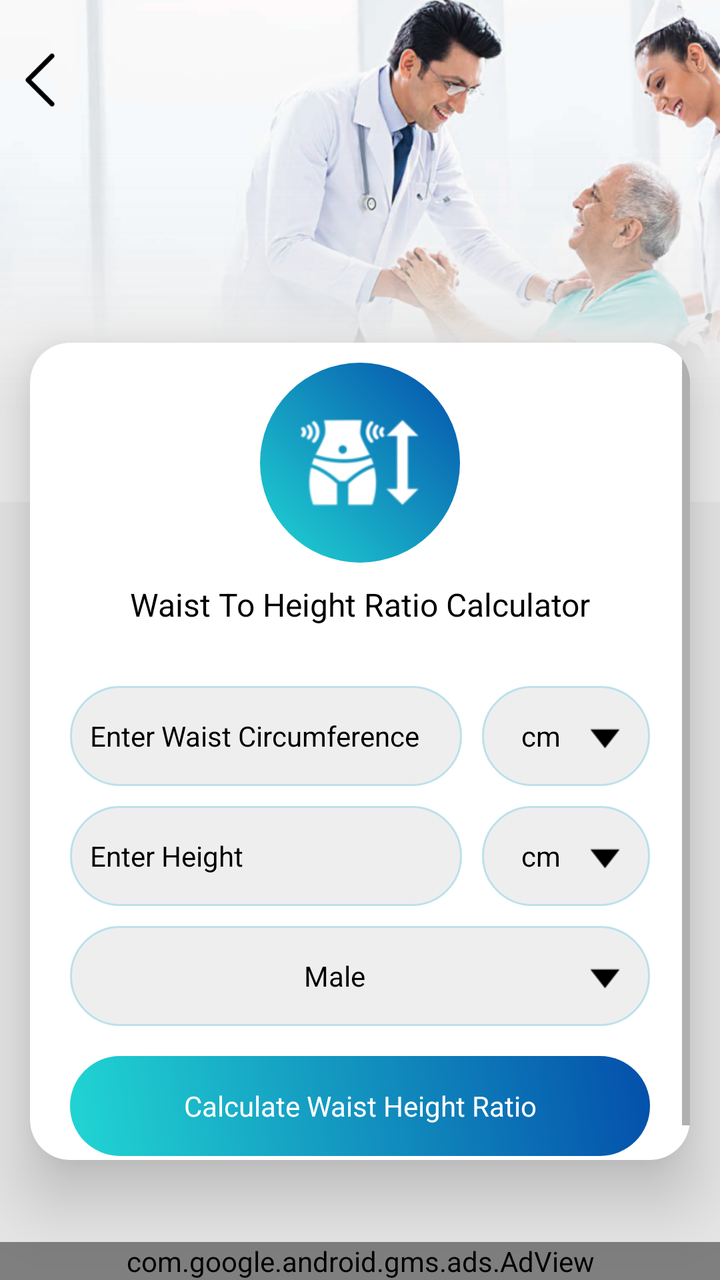
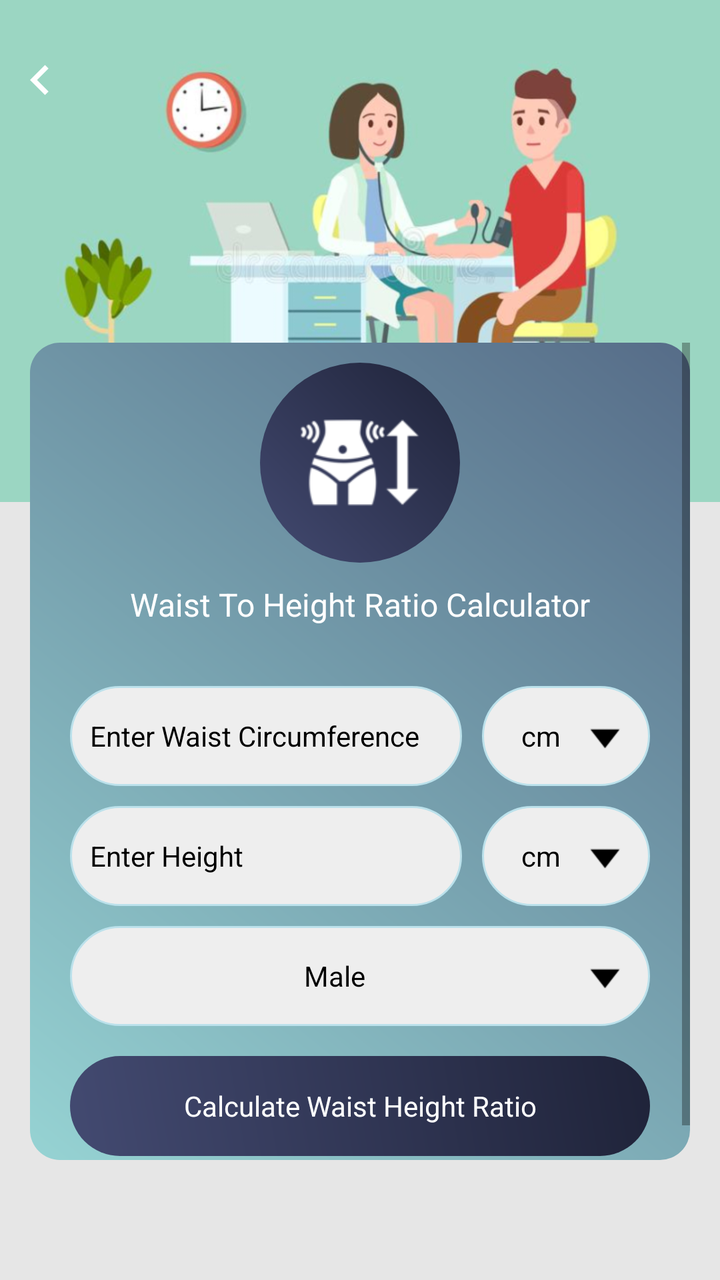

Screens rendered from an Android XML layout before and after an edit, with the pre-edit source and the edit as a unified diff.
<!-- AndroidManifest.xml: application theme AppTheme -->
<!-- res/layout/waist_height_ratio.xml -->
<?xml version="1.0" encoding="utf-8"?>
<RelativeLayout xmlns:android="http://schemas.android.com/apk/res/android"
    xmlns:aapt="http://schemas.android.com/aapt"
    xmlns:app="http://schemas.android.com/apk/res-auto"
    android:layout_width="match_parent"
    android:layout_height="match_parent"
    android:background="@color/gray_color"
    android:orientation="vertical">


    <RelativeLayout
        android:id="@+id/banner"
        android:layout_width="match_parent"
        android:layout_height="wrap_content"
        android:background="@mipmap/calculator_banner_2">

    </RelativeLayout>

    <ImageView
        android:id="@+id/iv_back"
        android:layout_width="40dp"
        android:layout_height="40dp"
        android:layout_alignParentLeft="true"
        android:layout_alignParentTop="true"
        android:layout_marginTop="20dp"
        android:padding="5dp"
        android:src="@mipmap/left_arrow" />


    <androidx.cardview.widget.CardView
        android:id="@+id/cardviewone"
        android:layout_marginBottom="60dp"
        android:layout_width="match_parent"
        android:layout_height="wrap_content"
        android:layout_below="@+id/banner"
        android:layout_marginLeft="@dimen/text_15"
        android:layout_marginTop="-80dp"
        android:layout_marginRight="@dimen/text_15"
        android:orientation="horizontal"
        app:cardCornerRadius="20dp"
        app:cardElevation="20dip">


        <ScrollView
            android:layout_width="match_parent"
            android:layout_height="wrap_content"
            android:layout_above="@+id/ad_layout"
            android:layout_below="@+id/tv_waist_height_ratio">

            <LinearLayout
                android:layout_width="match_parent"
                android:layout_height="wrap_content"
                android:orientation="vertical">

                <RelativeLayout
                    android:layout_width="match_parent"
                    android:layout_height="wrap_content"
                    android:layout_above="@+id/cardviewone"
                    android:layout_marginTop="10dp">

                    <RelativeLayout
                        android:id="@+id/rel12"
                        android:layout_width="100dp"
                        android:layout_height="100dp"
                        android:layout_centerInParent="true"
                        android:background="@drawable/a3_grad">

                        <ImageView
                            android:id="@+id/iv_waist_height_ratio"
                            android:layout_width="60dp"
                            android:layout_height="60dp"
                            android:layout_centerInParent="true"
                            android:layout_centerHorizontal="true"
                            android:src="@drawable/img_waist_to_height_ratio" />
                    </RelativeLayout>
                </RelativeLayout>


                <TextView
                    android:id="@+id/tv_waist_height_ratio"
                    android:layout_width="match_parent"
                    android:layout_height="wrap_content"
                    android:layout_below="@+id/rel12"
                    android:layout_centerHorizontal="true"
                    android:layout_margin="10dp"
                    android:text="@string/waist_height_ratio"
                    android:textAlignment="center"
                    android:textColor="@color/black"
                    android:textSize="@dimen/textsize_16" />


                <LinearLayout
                    android:id="@+id/ll_bmi"
                    android:layout_width="match_parent"
                    android:layout_height="wrap_content"
                    android:layout_centerInParent="true"
                    android:layout_margin="20dp"
                    android:orientation="vertical">

                    <LinearLayout
                        android:layout_width="match_parent"
                        android:layout_height="wrap_content"
                        android:layout_centerInParent="true"
                        android:orientation="horizontal"
                        android:weightSum="10">

                        <EditText
                            android:id="@+id/et_weight"
                            android:layout_width="0dp"
                            android:layout_height="50dp"
                            android:layout_weight="7"
                            android:background="@drawable/corner2"
                            android:hint="@string/enter_waist"
                            android:imeOptions="actionNext"
                            android:inputType="numberDecimal"
                            android:maxLength="8"
                            android:paddingLeft="10dp"
                            android:textColor="@color/black"
                            android:textColorHint="@color/black"
                            android:textSize="@dimen/textsize_14" />

                        <TextView
                            android:id="@+id/tv_weightunit"
                            android:layout_width="0dp"
                            android:layout_height="match_parent"
                            android:layout_marginLeft="10dp"
                            android:layout_weight="3"
                            android:background="@drawable/corner2"
                            android:drawableRight="@mipmap/down"
                            android:gravity="center"
                            android:padding="10dp"
                            android:paddingLeft="10dp"
                            android:text="@string/cm"
                            android:textColor="@color/black"
                            android:textColorHint="@color/black"
                            android:textSize="@dimen/textsize_14" />
                    </LinearLayout>

                    <LinearLayout
                        android:layout_width="match_parent"
                        android:layout_height="wrap_content"
                        android:layout_centerInParent="true"
                        android:layout_marginTop="10dp"
                        android:orientation="horizontal"
                        android:weightSum="10">

                        <EditText
                            android:id="@+id/et_height"
                            android:layout_width="0dp"
                            android:layout_height="50dp"
                            android:layout_weight="7"
                            android:background="@drawable/corner2"
                            android:hint="@string/Enter_Height"
                            android:imeOptions="actionNext"
                            android:inputType="numberDecimal"
                            android:maxLength="8"
                            android:paddingLeft="10dp"
                            android:textColor="@color/black"
                            android:textColorHint="@color/black"
                            android:textSize="@dimen/textsize_14" />

                        <TextView
                            android:id="@+id/tv_heightunit"
                            android:layout_width="0dp"
                            android:layout_height="match_parent"
                            android:layout_marginLeft="10dp"
                            android:layout_weight="3"
                            android:background="@drawable/corner2"
                            android:drawableRight="@mipmap/down"
                            android:gravity="center"
                            android:padding="10dp"
                            android:paddingLeft="10dp"
                            android:text="@string/cm"
                            android:textColor="@color/black"
                            android:textColorHint="@color/black"
                            android:textSize="@dimen/textsize_14" />
                    </LinearLayout>

                    <LinearLayout
                        android:id="@+id/llbodyfat"
                        android:layout_width="match_parent"
                        android:layout_height="50dp"
                        android:layout_marginTop="10dp"
                        android:orientation="horizontal">

                        <TextView
                            android:id="@+id/tv_genderunit"
                            android:layout_width="0dp"
                            android:layout_height="match_parent"
                            android:layout_weight="7"
                            android:background="@drawable/corner2"
                            android:gravity="fill"
                            android:inputType="numberDecimal"
                            android:paddingLeft="5dp"
                            android:text="@string/Male"
                            android:textColor="@color/btnbackground1"
                            android:visibility="gone" />

                        <TextView
                            android:id="@+id/tv_gender"
                            android:layout_width="0dp"
                            android:layout_height="match_parent"
                            android:layout_weight="3"
                            android:background="@drawable/corner2"
                            android:drawableRight="@mipmap/down"
                            android:gravity="center"
                            android:padding="10dp"
                            android:paddingLeft="10dp"
                            android:text="@string/Male"
                            android:textColor="@color/black"
                            android:textColorHint="@color/black"
                            android:textSize="@dimen/textsize_14" />
                    </LinearLayout>

                    <TextView
                        android:id="@+id/tv_search_whr"
                        android:layout_width="match_parent"
                        android:layout_height="50dp"
                        android:layout_marginTop="15dp"
                        android:background="@drawable/a3_grad"
                        android:gravity="center"
                        android:text="@string/calculate_waist_height_ratio"
                        android:textColor="@color/white"
                        android:textColorHint="@color/white" />
                </LinearLayout>
            </LinearLayout>
        </ScrollView>

    </androidx.cardview.widget.CardView>

    <include
        android:id="@+id/ad_layout"
        layout="@layout/native_ad"
        android:layout_width="match_parent"
        android:layout_height="wrap_content"
        android:layout_alignParentLeft="true"
        android:layout_alignParentBottom="true"
        android:layout_gravity="center" />
</RelativeLayout>
<!-- res/layout/native_ad.xml (included above) -->
<?xml version="1.0" encoding="utf-8"?>
<LinearLayout xmlns:android="http://schemas.android.com/apk/res/android"
    xmlns:aapt="http://schemas.android.com/aapt"
    xmlns:app="http://schemas.android.com/apk/res-auto"
    android:layout_width="match_parent"
    android:layout_height="wrap_content"
    android:orientation="vertical">

    <com.google.android.gms.ads.AdView
        android:id="@+id/adView"
        android:layout_width="match_parent"
        android:layout_height="wrap_content"
        android:layout_above="@+id/ll_footer_menu"
        app:adSize="BANNER"
        app:adUnitId="@string/banner_ad" />
</LinearLayout>
<!-- resources referenced by this layout -->
<resources>
  <color name="black">#000000</color>
  <color name="btnbackground1">#000</color>
  <color name="gray_color">#E6E6E6</color>
  <color name="white">#ffffff</color>
  <dimen name="text_15">15sp</dimen>
  <dimen name="textsize_14">14sp</dimen>
  <dimen name="textsize_16">16sp</dimen>
  <!-- drawable a3_grad (drawable) -->
  <?xml version="1.0" encoding="utf-8"?>
  <shape xmlns:android="http://schemas.android.com/apk/res/android">
      <gradient
          android:angle="225"
          android:endColor="#21d6d3"
          android:startColor="#044fab" />
  
      <corners android:radius="200dp"/>
      
  </shape>
  <!-- drawable corner2 (drawable) -->
  <?xml version="1.0" encoding="utf-8"?>
  <shape xmlns:android="http://schemas.android.com/apk/res/android"
      android:shape="rectangle">
  
  
      <stroke
          android:width="1dp"
          android:color="#BBE1EB"/>
  
      <corners android:radius="200dp"/>
  
      <solid
          android:color="#EEEEEE"/>
  
  </shape>
  <!-- drawable img_waist_to_height_ratio: png bitmap (drawable, 2631 bytes) -->
  <!-- mipmap calculator_banner_2: png bitmap (mipmap-xhdpi, 230774 bytes) -->
  <!-- mipmap down: png bitmap (mipmap-xhdpi, 325 bytes) -->
  <!-- mipmap left_arrow: png bitmap (mipmap-xhdpi, 499 bytes) -->
  <string name="Enter_Height">Enter Height</string>
  <string name="Male">Male</string>
  <string name="banner_ad">ca-app-pub-3940256099942544/6300978111</string>
  <string name="calculate_waist_height_ratio">Calculate Waist Height Ratio</string>
  <string name="cm">cm</string>
  <string name="enter_waist">Enter Waist Circumference</string>
  <string name="waist_height_ratio">Waist To Height Ratio Calculator</string>
  <style name="AppTheme" parent="Theme.AppCompat.Light.DarkActionBar">
          
          <item name="colorPrimary">@color/colorPrimary</item>
          <item name="colorPrimaryDark">@color/colorPrimaryDark</item>
          <item name="colorAccent">@color/colorAccent</item>
      </style>
  <color name="colorPrimary">#36D1DC</color>
  <color name="colorPrimaryDark">#044fab</color>
  <color name="colorAccent">#03DAC5</color>
</resources>

<!-- the commit's change to res/layout/waist_height_ratio.xml (unified diff, before → after) -->
@@ -24,10 +24,10 @@
         android:layout_alignParentTop="true"
         android:layout_marginTop="20dp"
         android:padding="5dp"
-        android:src="@mipmap/left_arrow" />
-
-
-    <androidx.cardview.widget.CardView
+        android:src="@drawable/ic_chevron_left_white_24dp" />
+
+
+    <LinearLayout
         android:id="@+id/cardviewone"
         android:layout_marginBottom="60dp"
         android:layout_width="match_parent"
@@ -37,14 +37,14 @@
         android:layout_marginTop="-80dp"
         android:layout_marginRight="@dimen/text_15"
         android:orientation="horizontal"
-        app:cardCornerRadius="20dp"
+        android:background="@drawable/a2_grad_black"
         app:cardElevation="20dip">
 
 
         <ScrollView
             android:layout_width="match_parent"
             android:layout_height="wrap_content"
-            android:layout_above="@+id/ad_layout"
+            android:layout_above="@+id/normal_ad_include"
             android:layout_below="@+id/tv_waist_height_ratio">
 
             <LinearLayout
@@ -85,7 +85,7 @@
                     android:layout_margin="10dp"
                     android:text="@string/waist_height_ratio"
                     android:textAlignment="center"
-                    android:textColor="@color/black"
+                    android:textColor="@color/white"
                     android:textSize="@dimen/textsize_16" />
 
 
@@ -226,31 +226,13 @@
             </LinearLayout>
         </ScrollView>
 
-    </androidx.cardview.widget.CardView>
-
-    <include
-        android:id="@+id/ad_layout"
-        layout="@layout/native_ad"
+    </LinearLayout>
+
+
+    <LinearLayout
+        android:id="@+id/normal_ad_include"
         android:layout_width="match_parent"
         android:layout_height="wrap_content"
-        android:layout_alignParentLeft="true"
-        android:layout_alignParentBottom="true"
-        android:layout_gravity="center" />
+        android:orientation="vertical"
+        android:layout_alignParentBottom="true"/>
 </RelativeLayout>
-<!-- res/layout/native_ad.xml (included above) -->
-<?xml version="1.0" encoding="utf-8"?>
-<LinearLayout xmlns:android="http://schemas.android.com/apk/res/android"
-    xmlns:aapt="http://schemas.android.com/aapt"
-    xmlns:app="http://schemas.android.com/apk/res-auto"
-    android:layout_width="match_parent"
-    android:layout_height="wrap_content"
-    android:orientation="vertical">
-
-    <com.google.android.gms.ads.AdView
-        android:id="@+id/adView"
-        android:layout_width="match_parent"
-        android:layout_height="wrap_content"
-        android:layout_above="@+id/ll_footer_menu"
-        app:adSize="BANNER"
-        app:adUnitId="@string/banner_ad" />
-</LinearLayout>
<!-- resource entries referenced after the edit -->
@@ -7,16 +7,27 @@
   <dimen name="text_15">15sp</dimen>
   <dimen name="textsize_14">14sp</dimen>
   <dimen name="textsize_16">16sp</dimen>
-  <!-- drawable a3_grad (drawable) -->
+  <!-- drawable a2_grad_black (drawable) -->
   <?xml version="1.0" encoding="utf-8"?>
   <shape xmlns:android="http://schemas.android.com/apk/res/android">
       <gradient
           android:angle="225"
-          android:endColor="#21d6d3"
-          android:startColor="#044fab" />
+          android:endColor="#96D3D3"
+          android:startColor="#566C88" />
   
-      <corners android:radius="200dp"/>
-      
+      <corners android:radius="15dp"/>
+  
+  </shape>
+  <!-- drawable a3_grad (drawable) -->
+  <?xml version="1.0" encoding="utf-8"?>
+  <shape xmlns:android="http://schemas.android.com/apk/res/android">
+  <gradient
+      android:angle="225"
+      android:endColor="#434A71"
+      android:startColor="#1F2339" />
+  
+  <corners android:radius="200dp"/>
+  
   </shape>
   <!-- drawable corner2 (drawable) -->
   <?xml version="1.0" encoding="utf-8"?>
@@ -34,13 +45,17 @@
           android:color="#EEEEEE"/>
   
   </shape>
+  <!-- drawable ic_chevron_left_white_24dp (drawable) -->
+  <vector android:height="24dp" android:tint="#FFFFFF"
+      android:viewportHeight="24" android:viewportWidth="24"
+      android:width="24dp" xmlns:android="http://schemas.android.com/apk/res/android">
+      <path android:fillColor="@android:color/white" android:pathData="M15.41,7.41L14,6l-6,6 6,6 1.41,-1.41L10.83,12z"/>
+  </vector>
   <!-- drawable img_waist_to_height_ratio: png bitmap (drawable, 2631 bytes) -->
-  <!-- mipmap calculator_banner_2: png bitmap (mipmap-xhdpi, 230774 bytes) -->
+  <!-- mipmap calculator_banner_2: png bitmap (mipmap-xhdpi, 192739 bytes) -->
   <!-- mipmap down: png bitmap (mipmap-xhdpi, 325 bytes) -->
-  <!-- mipmap left_arrow: png bitmap (mipmap-xhdpi, 499 bytes) -->
   <string name="Enter_Height">Enter Height</string>
   <string name="Male">Male</string>
-  <string name="banner_ad">ca-app-pub-3940256099942544/6300978111</string>
   <string name="calculate_waist_height_ratio">Calculate Waist Height Ratio</string>
   <string name="cm">cm</string>
   <string name="enter_waist">Enter Waist Circumference</string>
@@ -51,8 +66,8 @@
           <item name="colorPrimaryDark">@color/colorPrimaryDark</item>
           <item name="colorAccent">@color/colorAccent</item>
       </style>
-  <color name="colorPrimary">#36D1DC</color>
-  <color name="colorPrimaryDark">#044fab</color>
-  <color name="colorAccent">#03DAC5</color>
+  <color name="colorPrimary">#434A71</color>
+  <color name="colorPrimaryDark">#1F2339</color>
+  <color name="colorAccent">#1F2339</color>
 </resources>
 
